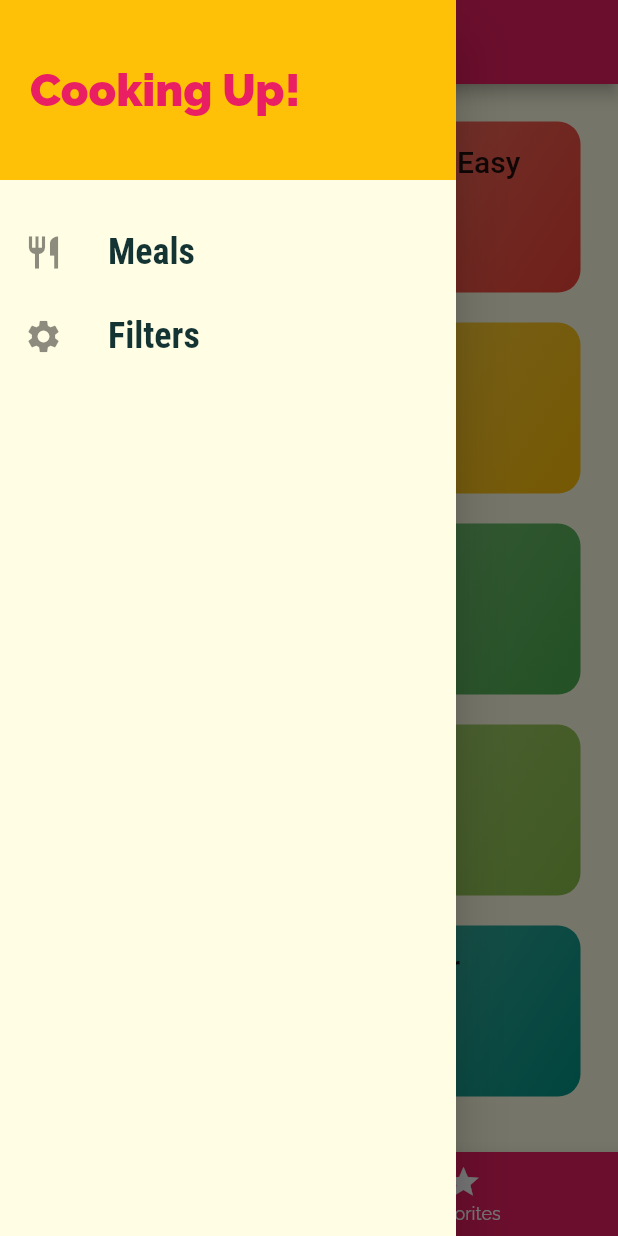
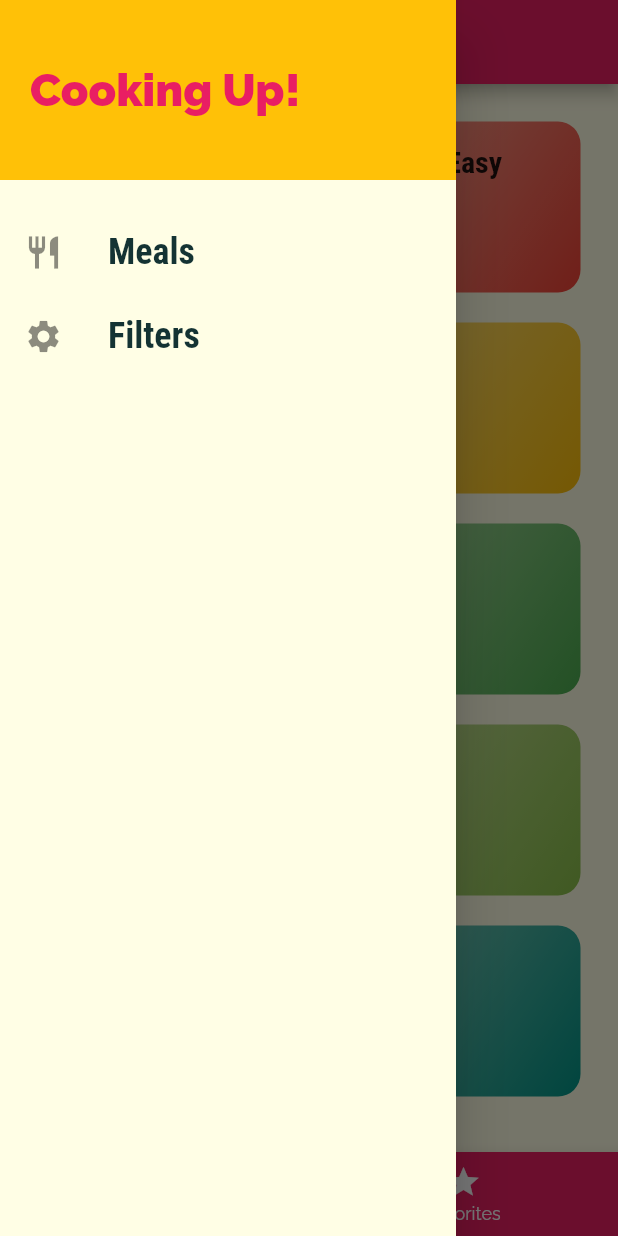
Before and after one commit to Anas-Awni/Meal_App, a Flutter app: the screen it shows after launch, with the side drawer open, on a phone screen of 412 x 824 dp. Run offline on Flutter 3.47's test engine with Material 2 defaults, Android fonts, the phone set to English and light mode, and no system bars; missing offline and left inert: meal_app.

Commit message:
Add files via upload

```diff
--- a/meal app/lib/widgets/category_item.dart
+++ b/meal app/lib/widgets/category_item.dart
@@ -1,5 +1,4 @@
 import 'package:flutter/material.dart';
-
 import '../screens/category_meals_screen.dart';
 
 class CategoryItem extends StatelessWidget {
@@ -8,7 +7,6 @@ class CategoryItem extends StatelessWidget {
   final Color color;
 
   CategoryItem(this.id, this.title, this.color);
-
   void selectCategory(BuildContext ctx) {
     Navigator.of(ctx).pushNamed(
       CategoryMealsScreen.routeName,
@@ -26,15 +24,12 @@ class CategoryItem extends StatelessWidget {
       splashColor: Theme.of(context).primaryColor,
       borderRadius: BorderRadius.circular(15),
       child: Container(
-        padding: const EdgeInsets.all(15),
-        child: Text(
-          title,
-          style: Theme.of(context).textTheme.headline6,
-        ),
+        padding: EdgeInsets.all(15),
+        child: Text(title, style: Theme.of(context).textTheme.subtitle1),
         decoration: BoxDecoration(
           gradient: LinearGradient(
             colors: [
-              color.withOpacity(0.7),
+              color.withOpacity(0.4),
               color,
             ],
             begin: Alignment.topLeft,
--- a/meal app/lib/widgets/main_drawer.dart
+++ b/meal app/lib/widgets/main_drawer.dart
@@ -1,5 +1,4 @@
 import 'package:flutter/material.dart';
-
 import '../screens/filters_screen.dart';
 
 class MainDrawer extends StatelessWidget {
@@ -12,8 +11,8 @@ class MainDrawer extends StatelessWidget {
       title: Text(
         title,
         style: TextStyle(
+          fontSize: 24,
           fontFamily: 'RobotoCondensed',
-          fontSize: 24,
           fontWeight: FontWeight.bold,
         ),
       ),
@@ -25,7 +24,7 @@ class MainDrawer extends StatelessWidget {
   Widget build(BuildContext context) {
     return Drawer(
       child: Column(
-        children: <Widget>[
+        children: [
           Container(
             height: 120,
             width: double.infinity,
@@ -33,20 +32,19 @@ class MainDrawer extends StatelessWidget {
             alignment: Alignment.centerLeft,
             color: Theme.of(context).accentColor,
             child: Text(
-              'Cooking Up!',
+              "Cooking Up!",
               style: TextStyle(
-                  fontWeight: FontWeight.w900,
-                  fontSize: 30,
-                  color: Theme.of(context).primaryColor),
+                fontSize: 30,
+                fontWeight: FontWeight.w900,
+                color: Theme.of(context).primaryColor,
+              ),
             ),
           ),
-          SizedBox(
-            height: 20,
-          ),
-          buildListTile('Meals', Icons.restaurant, () {
+          SizedBox(height: 20),
+          buildListTile("Meals", Icons.restaurant, () {
             Navigator.of(context).pushReplacementNamed('/');
           }),
-          buildListTile('Filters', Icons.settings, () {
+          buildListTile("Filters", Icons.settings, () {
             Navigator.of(context).pushReplacementNamed(FiltersScreen.routeName);
           }),
         ],
```
Also changed, not shown: meal app/lib/widgets/meal_item.dart (+39 -57 lines).
